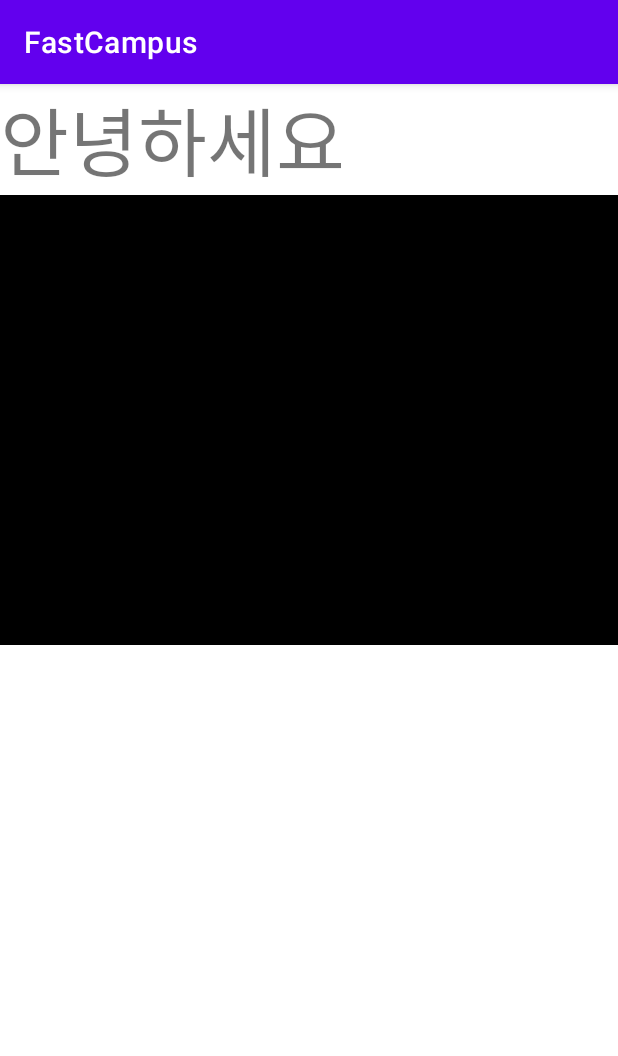
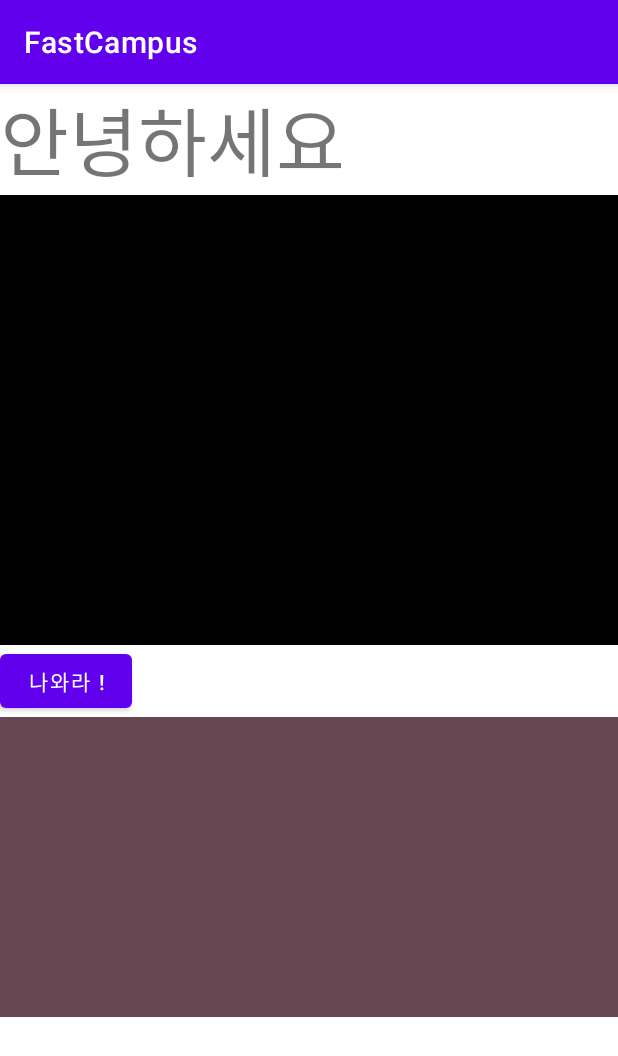
Before and after one commit to DDing77/FastCampus, an Android app: the screen it shows after launch (FragmentActivity), on a phone screen of 412 x 824 dp. Shown: the top 1056 px of the screen. Run offline under Robolectric (Android 15) with nearby library versions, the phone set to English and light mode, and no system bars; libraries missing offline, so code that uses them is left out: kotlinx.android.

Commit message:
Fragment02

```diff
--- a/app/src/main/res/layout/activity_fragment.xml
+++ b/app/src/main/res/layout/activity_fragment.xml
@@ -18,5 +18,20 @@
         android:id="@+id/fragment_one"
         android:name="com.example.fastcampus.FragmentOne"
         android:layout_width="match_parent"
-        android:layout_height="300dp"/>
+        android:layout_height="300dp" />
+
+    <Button
+        android:id="@+id/button"
+        android:layout_width="wrap_content"
+        android:layout_height="wrap_content"
+        android:text="나와라 !" />
+
+    <LinearLayout
+        android:id="@+id/container"
+        android:layout_width="match_parent"
+        android:layout_height="200dp"
+        android:background="#674852"
+        android:orientation="vertical" />
+
+
 </LinearLayout>
```
Also changed, not shown: app/src/main/java/com/example/fastcampus/FragmentActivity.kt (+24 -6 lines), 1 other file.
